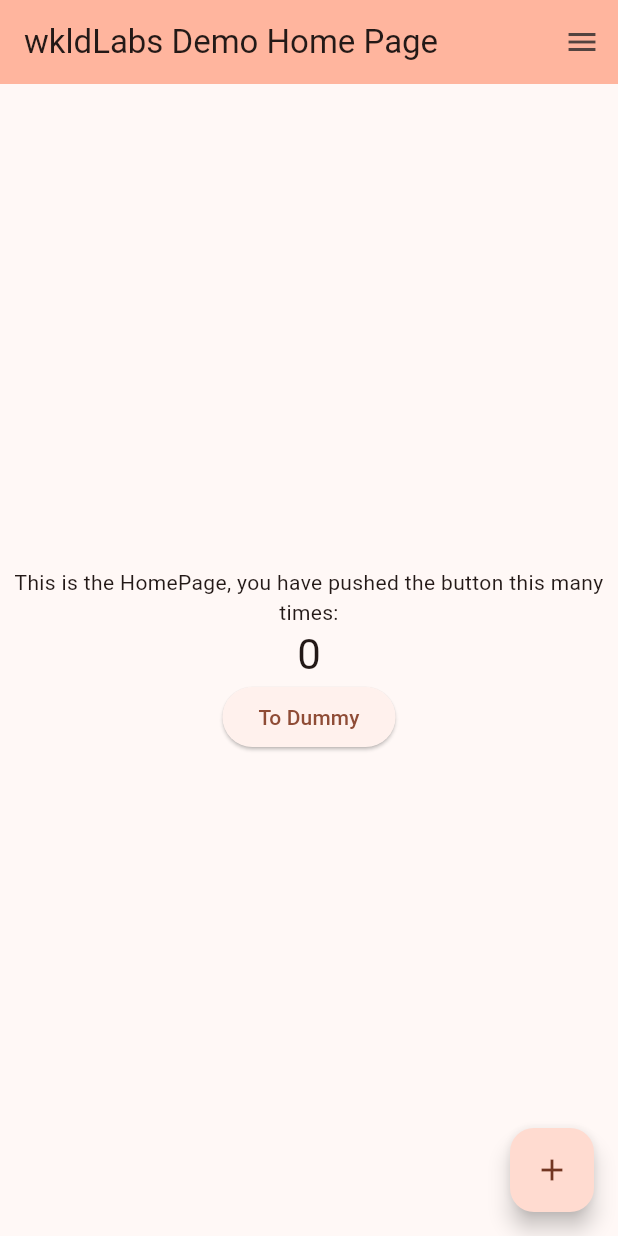
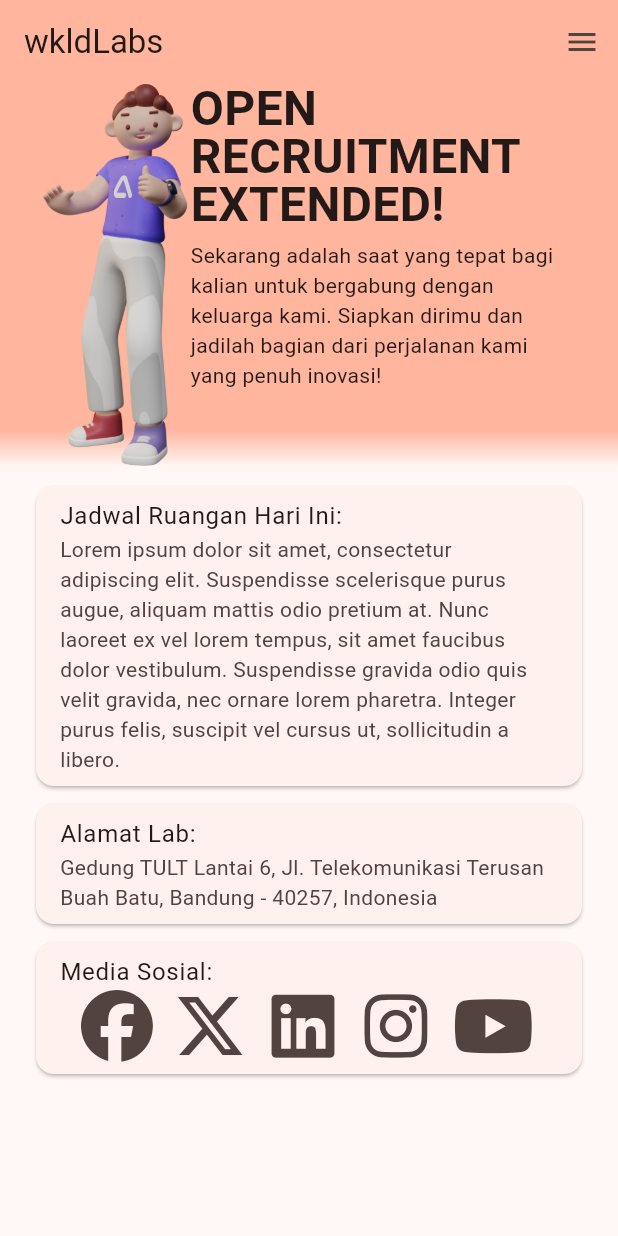
Before and after one commit to WKLD-Labs/flutter_frontend, a Flutter app: the screen it shows after launch, on a phone screen of 412 x 824 dp. Run offline on Flutter 3.47's test engine with Material 3 defaults, Android fonts, the phone set to English and light mode, and no system bars; our stand-ins replace font_awesome_flutter, go_router.

Commit message:
Initial Homepage design

```diff
--- a/lib/main.dart
+++ b/lib/main.dart
@@ -16,7 +16,7 @@ final GoRouter _router = GoRouter(
     GoRoute(
       path: '/',
       builder: (BuildContext context, GoRouterState state) {
-        return const HomePage(title: 'wkldLabs Demo Home Page');
+        return const HomePage();
       },
       routes: <RouteBase>[
         GoRoute(
@@ -55,9 +55,14 @@ class MyApp extends StatelessWidget {
         //
         // This works for code too, not just values: Most code changes can be
         // tested with just a hot reload.
-        colorScheme: ColorScheme.fromSeed(seedColor: const Color(0xfff15a24)),
+        colorScheme: ColorScheme.fromSeed(seedColor: const Color(0xfff15a24), brightness: Brightness.light),
         useMaterial3: true,
       ),
+      // darkTheme: ThemeData(
+      //   colorScheme: ColorScheme.fromSeed(seedColor: const Color(0xfff15a24), brightness: Brightness.dark),
+      //   useMaterial3: true,
+      // ),
+      // themeMode: ThemeMode.system,
       routerConfig: _router,
     );
   }
--- a/lib/views/HomePage/home_page.dart
+++ b/lib/views/HomePage/home_page.dart
@@ -1,94 +1,108 @@
 import 'package:flutter/material.dart';
-import 'package:go_router/go_router.dart';
+import 'package:font_awesome_flutter/font_awesome_flutter.dart';
 
 import '../../widgets/nav_drawer.dart';
 
-class HomePage extends StatefulWidget {
-  const HomePage({super.key, required this.title});
-
-  // This widget is the home page of your application. It is stateful, meaning
-  // that it has a State object (defined below) that contains fields that affect
-  // how it looks.
-
-  // This class is the configuration for the state. It holds the values (in this
-  // case the title) provided by the parent (in this case the App widget) and
-  // used by the build method of the State. Fields in a Widget subclass are
-  // always marked "final".
-
-  final String title;
-
-  @override
-  State<HomePage> createState() => _HomePageState();
-}
-
-class _HomePageState extends State<HomePage> {
-  int _counter = 0;
-
-  void _incrementCounter() {
-    setState(() {
-      // This call to setState tells the Flutter framework that something has
-      // changed in this State, which causes it to rerun the build method below
-      // so that the display can reflect the updated values. If we changed
-      // _counter without calling setState(), then the build method would not be
-      // called again, and so nothing would appear to happen.
-      _counter++;
-    });
-  }
-
+class HomePage extends StatelessWidget {
+  const HomePage({super.key});
   @override
   Widget build(BuildContext context) {
-    // This method is rerun every time setState is called, for instance as done
-    // by the _incrementCounter method above.
-    //
-    // The Flutter framework has been optimized to make rerunning build methods
-    // fast, so that you can just rebuild anything that needs updating rather
-    // than having to individually change instances of widgets.
     return Scaffold(
       appBar: AppBar(
-        // TRY THIS: Try changing the color here to a specific color (to
-        // Colors.amber, perhaps?) and trigger a hot reload to see the AppBar
-        // change color while the other colors stay the same.
         backgroundColor: Theme.of(context).colorScheme.inversePrimary,
-        // Here we take the value from the HomePage object that was created by
-        // the App.build method, and use it to set our appbar title.
-        title: Text(widget.title),
+        title: const Text('wkldLabs'),
       ),
-      body: Center(
-        // Center is a layout widget. It takes a single child and positions it
-        // in the middle of the parent.
-        child: Column(
-          // Column is also a layout widget. It takes a list of children and
-          // arranges them vertically. By default, it sizes itself to fit its
-          // children horizontally, and tries to be as tall as its parent.
-          //
-          // Column has various properties to control how it sizes itself and
-          // how it positions its children. Here we use mainAxisAlignment to
-          // center the children vertically; the main axis here is the vertical
-          // axis because Columns are vertical (the cross axis would be
-          // horizontal).
-          //
-          // TRY THIS: Invoke "debug painting" (choose the "Toggle Debug Paint"
-          // action in the IDE, or press "p" in the console), to see the
-          // wireframe for each widget.
-          mainAxisAlignment: MainAxisAlignment.center,
-          children: <Widget>[
-            const Text(
-              'This is the HomePage, you have pushed the button this many times:', textAlign: TextAlign.center,
-            ),
-            Text(
-              '$_counter',
-              style: Theme.of(context).textTheme.headlineMedium,
-            ),
-            ElevatedButton(onPressed: () => context.go('/dummy'), child: const Text('To Dummy')),
-          ],
+      body: const SingleChildScrollView(
+        child: Center(
+          child: Column(
+            children: [
+              _Header(),
+              Card (
+                margin: EdgeInsets.fromLTRB(24, 12, 24, 6),
+                clipBehavior: Clip.hardEdge,
+                child: Column(
+                  mainAxisSize: MainAxisSize.min,
+                  children: [
+                    ListTile(
+                      title: Text('Jadwal Ruangan Hari Ini:'),
+                      subtitle: Text('Lorem ipsum dolor sit amet, consectetur adipiscing elit. Suspendisse scelerisque purus augue, aliquam mattis odio pretium at. Nunc laoreet ex vel lorem tempus, sit amet faucibus dolor vestibulum. Suspendisse gravida odio quis velit gravida, nec ornare lorem pharetra. Integer purus felis, suscipit vel cursus ut, sollicitudin a libero.'),
+                    ),
+                  ],
+                )
+              ),
+              Card(
+                margin: EdgeInsets.fromLTRB(24, 6, 24, 6),
+                child: Column(
+                  mainAxisSize: MainAxisSize.min,
+                  children: [
+                    ListTile(
+                      title: Text('Alamat Lab:'),
+                      subtitle: Text('Gedung TULT Lantai 6, Jl. Telekomunikasi Terusan Buah Batu, Bandung - 40257, Indonesia')
+                    ),
+                  ],
+                )
+              ),
+              Card(
+                margin: EdgeInsets.fromLTRB(24, 6, 24, 6),
+                child: Column(
+                  mainAxisSize: MainAxisSize.min,
+                  children: [
+                    ListTile(
+                      title: Text('Media Sosial:'),
+                      subtitle: Row(
+                        mainAxisAlignment: MainAxisAlignment.spaceEvenly,
+                        children: [
+                          Icon(FontAwesomeIcons.facebook, size: 48),
+                          Icon(FontAwesomeIcons.xTwitter, size: 48),
+                          Icon(FontAwesomeIcons.linkedin, size: 48),
+                          Icon(FontAwesomeIcons.instagram, size: 48),
+                          Icon(FontAwesomeIcons.youtube, size: 48),
+                        ],
+                      ),
+                    ),
+                  ],
+                )
+              ),
+
+            ],
+          ),
         ),
       ),
-      floatingActionButton: FloatingActionButton(
-        onPressed: _incrementCounter,
-        tooltip: 'Increment',
-        child: const Icon(Icons.add),
-      ), // This trailing comma makes auto-formatting nicer for build methods.
       endDrawer: NavDrawer(context),
     );
   }
 }
+
+class _Header extends StatelessWidget {
+  const _Header();
+
+  @override
+  Widget build(BuildContext context) {
+    return Container(
+      height: 256,
+      decoration: BoxDecoration(
+        gradient: LinearGradient(colors: [
+          Theme.of(context).colorScheme.inversePrimary,
+          Theme.of(context).colorScheme.inversePrimary.withAlpha(0),
+        ], begin: Alignment.topCenter, end: Alignment.bottomCenter, stops: const [0.9, 1]),
+      ),
+      child: Row(
+        mainAxisAlignment: MainAxisAlignment.center,
+          children: [
+            Image.asset('assets/images/HomePage/ikbal.png'),
+            const SizedBox(
+              width: 256,
+              child: Column(
+                crossAxisAlignment: CrossAxisAlignment.start,
+                children: [
+                  Text('OPEN RECRUITMENT EXTENDED!', style: TextStyle(fontSize: 32, fontWeight: FontWeight.bold, height: 1), ),
+                  SizedBox(height: 8,),
+                  Text('Sekarang adalah saat yang tepat bagi kalian untuk bergabung dengan keluarga kami. Siapkan dirimu dan jadilah bagian dari perjalanan kami yang penuh inovasi!'),
+                ],
+              ),
+            )
+          ],
+        ),
+    );
+  }
+}
```
